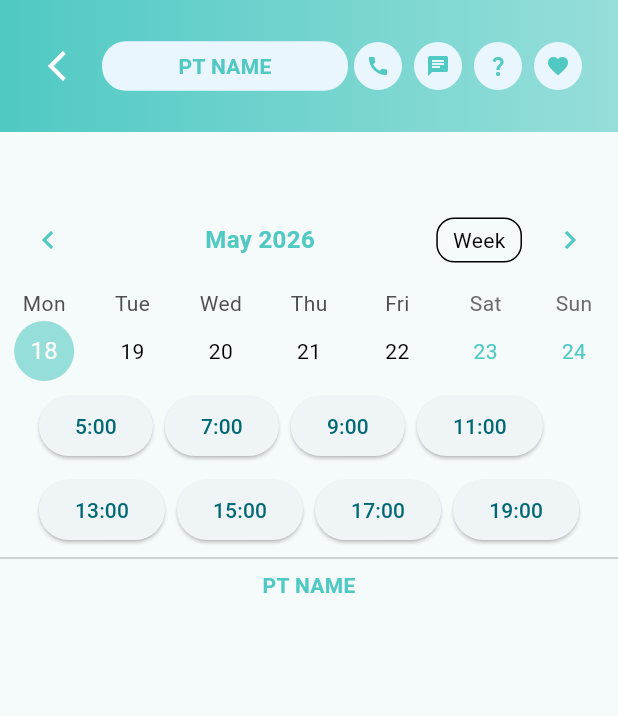
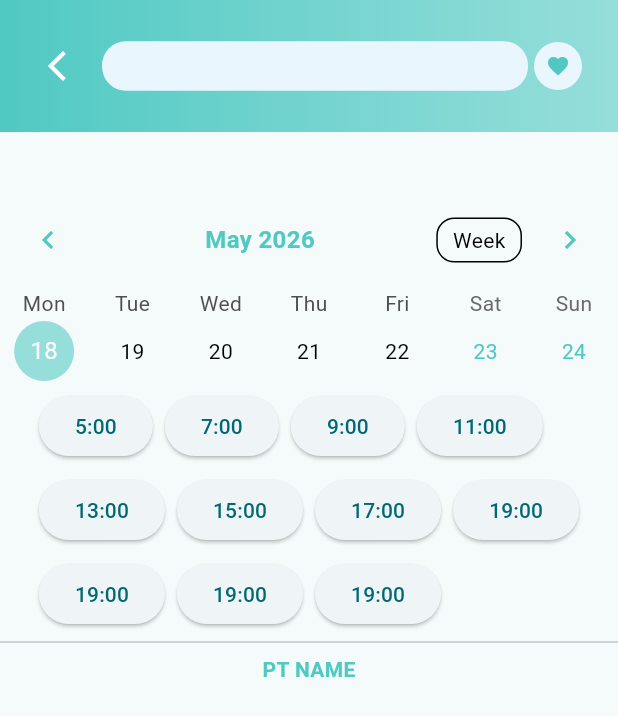
Before and after one commit to gsb-b60/OnTrain, a Flutter app: the PTCVPage screen opened directly with empty values, after a tap on the "favorite outline" icon, after a tap on "Booking", on a phone screen of 412 x 824 dp. Shown: the top 716 px of the screen. Run offline on Flutter 3.47's test engine with Material 3 defaults, Android fonts, the light colour scheme and no system bars; drawn by our look-alikes of table_calendar; our stand-ins replace flutter_localization, supabase_flutter; accounts and stored records are empty.

Commit message:
add fetch booking

```diff
--- /dev/null
+++ b/lib/UI/favoriteBtn.dart
@@ -0,0 +1,35 @@
+import 'package:flutter/material.dart';
+import 'package:ontrain/core/constrants/app_colors.dart';
+import 'package:ontrain/data/object/pt.dart';
+
+class FavoriteIconBtn extends StatefulWidget {
+  const FavoriteIconBtn({
+    super.key,
+    required this.pt,
+  });
+
+  final PT pt;
+
+  @override
+  State<FavoriteIconBtn> createState() => _FavoriteIconBtnState();
+}
+
+class _FavoriteIconBtnState extends State<FavoriteIconBtn> {
+  @override
+  Widget build(BuildContext context) {
+    return IconButton.filled(
+      color: AppColors.aquaTeal,
+      style: IconButton.styleFrom(
+        backgroundColor: AppColors.greyAqua,
+      ),
+      iconSize: 16,
+      visualDensity: VisualDensity.compact,
+      onPressed: () {
+        setState(() {
+          widget.pt.isFavorite = !(widget.pt.isFavorite ?? false);
+        });
+      },
+      icon: Icon(widget.pt.isFavorite ? Icons.favorite : Icons.favorite_border),
+    );
+  }
+}
--- a/lib/feature/book/booking.dart
+++ b/lib/feature/book/bookingScreen.dart
@@ -1,17 +1,21 @@
 import 'package:flutter/material.dart';
+import 'package:intl/intl.dart';
+import 'package:ontrain/UI/favoriteBtn.dart';
 import 'package:ontrain/core/constrants/app_colors.dart';
 import 'package:ontrain/data/object/pt.dart';
 import 'package:ontrain/data/object/ptSession.dart';
+import 'package:ontrain/feature/book/yoursessionpage.dart';
 import 'package:table_calendar/table_calendar.dart';
 
-class Booking extends StatefulWidget {
-  const Booking({super.key});
+class BookingScreen extends StatefulWidget {
+  const BookingScreen({super.key, required this.pt});
+  final PT pt;
 
   @override
-  State<Booking> createState() => _BookingState();
+  State<BookingScreen> createState() => _BookingScreenState();
 }
 
-class _BookingState extends State<Booking> {
+class _BookingScreenState extends State<BookingScreen> {
   @override
   Widget build(BuildContext context) {
     return Scaffold(
@@ -40,7 +44,7 @@ class _BookingState extends State<Booking> {
                         ),
                         child: Center(
                           child: Text(
-                            "PT NAME",
+                            widget.pt.name,
                             style: TextStyle(
                               color: AppColors.aquaTeal,
                               fontWeight: FontWeight.bold,
@@ -49,46 +53,37 @@ class _BookingState extends State<Booking> {
                         ),
                       ),
                     ),
-                    IconButton.filled(
-                      color: AppColors.aquaTeal,
-                      style: IconButton.styleFrom(
-                        backgroundColor: AppColors.greyAqua,
-                      ),
-                      iconSize: 16,
-                      visualDensity: VisualDensity.compact,
-                      onPressed: () {},
-                      icon: Icon(Icons.call),
-                    ),
-                    IconButton.filled(
-                      color: AppColors.aquaTeal,
-                      style: IconButton.styleFrom(
-                        backgroundColor: AppColors.greyAqua,
-                      ),
-                      iconSize: 16,
-                      visualDensity: VisualDensity.compact,
-                      onPressed: () {},
-                      icon: Icon(Icons.chat),
-                    ),
-                    IconButton.filled(
-                      color: AppColors.aquaTeal,
-                      style: IconButton.styleFrom(
-                        backgroundColor: AppColors.greyAqua,
-                      ),
-                      iconSize: 16,
-                      visualDensity: VisualDensity.compact,
-                      onPressed: () {},
-                      icon: Icon(Icons.question_mark),
-                    ),
-                    IconButton.filled(
-                      color: AppColors.aquaTeal,
-                      style: IconButton.styleFrom(
-                        backgroundColor: AppColors.greyAqua,
-                      ),
-                      iconSize: 16,
-                      visualDensity: VisualDensity.compact,
-                      onPressed: () {},
-                      icon: Icon(Icons.favorite),
-                    ),
+                    // IconButton.filled(
+                    //   color: AppColors.aquaTeal,
+                    //   style: IconButton.styleFrom(
+                    //     backgroundColor: AppColors.greyAqua,
+                    //   ),
+                    //   iconSize: 16,
+                    //   visualDensity: VisualDensity.compact,
+                    //   onPressed: () {},
+                    //   icon: Icon(Icons.call),
+                    // ),
+                    // IconButton.filled(
+                    //   color: AppColors.aquaTeal,
+                    //   style: IconButton.styleFrom(
+                    //     backgroundColor: AppColors.greyAqua,
+                    //   ),
+                    //   iconSize: 16,
+                    //   visualDensity: VisualDensity.compact,
+                    //   onPressed: () {},
+                    //   icon: Icon(Icons.chat),
+                    // ),
+                    // IconButton.filled(
+                    //   color: AppColors.aquaTeal,
+                    //   style: IconButton.styleFrom(
+                    //     backgroundColor: AppColors.greyAqua,
+                    //   ),
+                    //   iconSize: 16,
+                    //   visualDensity: VisualDensity.compact,
+                    //   onPressed: () {},
+                    //   icon: Icon(Icons.question_mark),
+                    // ),
+                    FavoriteIconBtn(pt: widget.pt)
                   ],
                 ),
               ],
@@ -112,80 +107,7 @@ class _TableCanlendarBookingState extends State<TableCanlendarBooking> {
   CalendarFormat _calendarFormat = CalendarFormat.week;
   DateTime _focusedDay = DateTime.now();
   DateTime? _selectedDay;
-  List<PTSession> ptSessions = [
-    PTSession(
-      id: 1,
-      ptContranstId: 101,
-      sessionDate: DateTime(2026, 1, 5),
-      startTime: DateTime(2026, 1, 5, 7, 0),
-      endTime: DateTime(2026, 1, 5, 9, 0),
-      notes: 'note for session 1',
-      createdAt: DateTime.now(),
-    ),
-    PTSession(
-      id: 2,
-      ptContranstId: 101,
-      sessionDate: DateTime(2026, 1, 7),
-      startTime: DateTime(2026, 1, 6, 18, 0),
-      endTime: DateTime(2026, 1, 6, 19, 0),
-      notes: 'Note for session 2',
-      createdAt: DateTime.now(),
-    ),
-    PTSession(
-      id: 3,
-      ptContranstId: 101,
-      sessionDate: DateTime(2026, 1, 7),
-      startTime: DateTime(2026, 1, 8, 18, 0),
-      endTime: DateTime(2026, 1, 8, 19, 0),
-      notes: 'Note for session 2',
-      createdAt: DateTime.now(),
-    ),
-    PTSession(
-      id: 4,
-      ptContranstId: 101,
-      sessionDate: DateTime(2026, 1, 7),
-      startTime: DateTime(2026, 1, 8, 9, 0),
-      endTime: DateTime(2026, 1, 8, 11, 0),
-      notes: 'Note for session 2',
-      createdAt: DateTime.now(),
-    ),
-    PTSession(
-      id: 5,
-      ptContranstId: 101,
-      sessionDate: DateTime(2026, 1, 7),
-      startTime: DateTime(2026, 1, 9, 18, 0),
-      endTime: DateTime(2026, 1, 9, 20, 0),
-      notes: 'Note for session 2',
-      createdAt: DateTime.now(),
-    ),
-    PTSession(
-      id: 6,
-      ptContranstId: 101,
-      sessionDate: DateTime(2026, 1, 7),
-      startTime: DateTime(2026, 1, 10, 18, 0),
-      endTime: DateTime(2026, 1, 10, 20, 0),
-      notes: 'Note for session 2',
-      createdAt: DateTime.now(),
-    ),
-    PTSession(
-      id: 7,
-      ptContranstId: 101,
-      sessionDate: DateTime(2026, 1, 7),
-      startTime: DateTime(2026, 1, 12, 18, 0),
-      endTime: DateTime(2026, 1, 12, 19, 0),
-      notes: 'Note for session 2',
-      createdAt: DateTime.now(),
-    ),
-    PTSession(
-      id: 8,
-      ptContranstId: 101,
-      sessionDate: DateTime(2026, 1, 7),
-      startTime: DateTime(2026, 1, 13, 18, 0),
-      endTime: DateTime(2026, 1, 13, 19, 0),
-      notes: 'Note for session 2',
-      createdAt: DateTime.now(),
-    ),
-  ];
+
   List<String> hours = [
     "5:00",
     "7:00",
@@ -194,6 +116,9 @@ class _TableCanlendarBookingState extends State<TableCanlendarBooking> {
     "13:00",
     "15:00",
     "17:00",
+    "19:00",
+    "19:00",
+    "19:00",
     "19:00",
   ];
 
--- a/lib/feature/book/ptcvpage.dart
+++ b/lib/feature/book/ptcvpage.dart
@@ -1,8 +1,9 @@
 import 'package:flutter/material.dart';
+import 'package:ontrain/UI/favoriteBtn.dart';
 import 'package:ontrain/core/constrants/app_colors.dart';
 import 'package:ontrain/core/constrants/app_size.dart';
 import 'package:ontrain/data/object/pt.dart';
-import 'package:ontrain/feature/book/booking.dart';
+import 'package:ontrain/feature/book/bookingScreen.dart';
 
 class PTCVPage extends StatelessWidget {
   const PTCVPage({super.key, required this.pt});
@@ -35,56 +36,56 @@ class PTCVPage extends StatelessWidget {
                                 color: AppColors.light,
                               ),
                             ),
-                            Container(
-                              padding: EdgeInsets.symmetric(horizontal: 8),
-                              decoration: BoxDecoration(
-                                borderRadius: BorderRadius.circular(8),
-                                color: AppColors.greyAqua,
-                              ),
-                              child: Row(
-                                children: [
-                                  Icon(
-                                    Icons.calendar_month,
-                                    color: AppColors.aquaTeal,
-                                  ),
-                                  Text(
-                                    "Schedule",
-                                    style: TextStyle(color: AppColors.aquaTeal),
-                                  ),
-                                ],
-                              ),
-                            ),
-                            IconButton.filled(
-                              color: AppColors.aquaTeal,
-                              style: IconButton.styleFrom(
-                                backgroundColor: AppColors.greyAqua,
-                              ),
-                              iconSize: 16,
-                              visualDensity: VisualDensity.compact,
-                              onPressed: () {},
-                              icon: Icon(Icons.call),
-                            ),
-                            IconButton.filled(
-                              color: AppColors.aquaTeal,
-                              style: IconButton.styleFrom(
-                                backgroundColor: AppColors.greyAqua,
-                              ),
-                              iconSize: 16,
-                              visualDensity: VisualDensity.compact,
-                              onPressed: () {},
-                              icon: Icon(Icons.chat),
-                            ),
+                            // Container(
+                            //   padding: EdgeInsets.symmetric(horizontal: 8),
+                            //   decoration: BoxDecoration(
+                            //     borderRadius: BorderRadius.circular(8),
+                            //     color: AppColors.greyAqua,
+                            //   ),
+                            //   child: Row(
+                            //     children: [
+                            //       Icon(
+                            //         Icons.calendar_month,
+                            //         color: AppColors.aquaTeal,
+                            //       ),
+                            //       Text(
+                            //         "Schedule",
+                            //         style: TextStyle(color: AppColors.aquaTeal),
+                            //       ),
+                            //     ],
+                            //   ),
+                            // ),
+                            // IconButton.filled(
+                            //   color: AppColors.aquaTeal,
+                            //   style: IconButton.styleFrom(
+                            //     backgroundColor: AppColors.greyAqua,
+                            //   ),
+                            //   iconSize: 16,
+                            //   visualDensity: VisualDensity.compact,
+                            //   onPressed: () {},
+                            //   icon: Icon(Icons.call),
+                            // ),
+                            // IconButton.filled(
+                            //   color: AppColors.aquaTeal,
+                            //   style: IconButton.styleFrom(
+                            //     backgroundColor: AppColors.greyAqua,
+                            //   ),
+                            //   iconSize: 16,
+                            //   visualDensity: VisualDensity.compact,
+                            //   onPressed: () {},
+                            //   icon: Icon(Icons.chat),
+                            // ),
                             Spacer(),
-                            IconButton.filled(
-                              color: AppColors.aquaTeal,
-                              style: IconButton.styleFrom(
-                                backgroundColor: AppColors.greyAqua,
-                              ),
-                              iconSize: 16,
-                              visualDensity: VisualDensity.compact,
-                              onPressed: () {},
-                              icon: Icon(Icons.question_mark),
-                            ),
+                            // IconButton.filled(
+                            //   color: AppColors.aquaTeal,
+                            //   style: IconButton.styleFrom(
+                            //     backgroundColor: AppColors.greyAqua,
+                            //   ),
+                            //   iconSize: 16,
+                            //   visualDensity: VisualDensity.compact,
+                            //   onPressed: () {},
+                            //   icon: Icon(Icons.question_mark),
+                            // ),
                             FavoriteIconBtn(pt: pt),
                           ],
                         ),
@@ -314,7 +315,7 @@ class PTCVPage extends StatelessWidget {
           Align(
             alignment: Alignment.bottomCenter,
             child: GestureDetector(
-              onTap: () => Navigator.push(context, MaterialPageRoute(builder: (context)=>Booking())),
+              onTap: () => Navigator.push(context, MaterialPageRoute(builder: (context)=>BookingScreen( pt: pt,))),
               child: Container(
                 margin: EdgeInsets.all(12),
                 padding: EdgeInsets.all(12),
@@ -339,35 +340,3 @@ class PTCVPage extends StatelessWidget {
     );
   }
 }
-
-class FavoriteIconBtn extends StatefulWidget {
-  const FavoriteIconBtn({
-    super.key,
-    required this.pt,
-  });
-
-  final PT pt;
-
-  @override
-  State<FavoriteIconBtn> createState() => _FavoriteIconBtnState();
-}
-
-class _FavoriteIconBtnState extends State<FavoriteIconBtn> {
-  @override
-  Widget build(BuildContext context) {
-    return IconButton.filled(
-      color: AppColors.aquaTeal,
-      style: IconButton.styleFrom(
-        backgroundColor: AppColors.greyAqua,
-      ),
-      iconSize: 16,
-      visualDensity: VisualDensity.compact,
-      onPressed: () {
-        setState(() {
-          widget.pt.isFavorite = !(widget.pt.isFavorite ?? false);
-        });
-      },
-      icon: Icon(widget.pt.isFavorite ? Icons.favorite : Icons.favorite_border),
-    );
-  }
-}
```
Also changed, not shown: lib/controller/bookingController.dart (added, +26 -0 lines), lib/data/object/booking.dart (added, +80 -0 lines), lib/main.dart (+9 -9 lines), lib/repo/bookingRepository.dart (added, +36 -0 lines), 1 other file.
